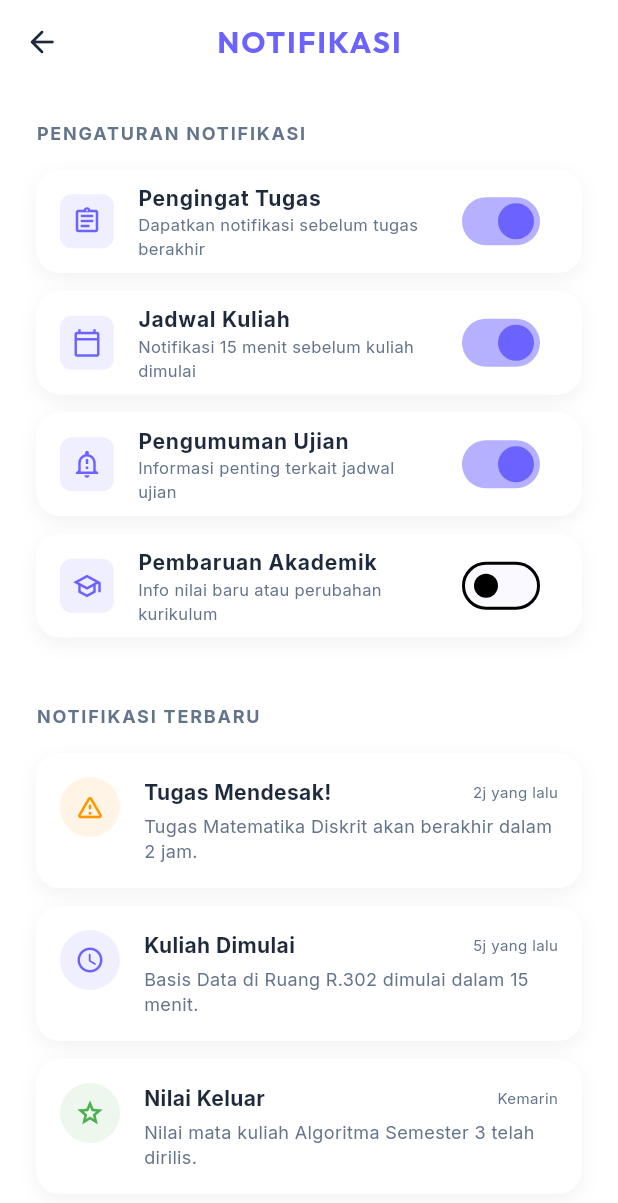
After one commit to mohdikrullah/Studiv, a Flutter app: the NotificationsScreen screen opened directly, on a phone screen of 412 x 824 dp. The commit adds this screen. Shown: the top 1203 px of the screen. Run offline on Flutter 3.47's test engine with Material 3 defaults, Android fonts, the light colour scheme and no system bars; our stand-ins replace dio, google_fonts, hive, hive_flutter, image_picker, shared_preferences; accounts and stored records are empty.

Commit message:
feat: implementasi halaman pengaturan akun (riwayat, notifikasi, privasi, bantuan)

```diff
--- /dev/null
+++ b/lib/screens/profile/notifications_screen.dart
@@ -0,0 +1,196 @@
+import 'package:flutter/material.dart';
+import 'package:google_fonts/google_fonts.dart';
+import '../../theme/app_theme.dart';
+
+class NotificationsScreen extends StatefulWidget {
+  const NotificationsScreen({super.key});
+
+  @override
+  State<NotificationsScreen> createState() => _NotificationsScreenState();
+}
+
+class _NotificationsScreenState extends State<NotificationsScreen> {
+  bool _taskReminder = true;
+  bool _scheduleAlert = true;
+  bool _examNotice = true;
+  bool _academicUpdate = false;
+
+  @override
+  Widget build(BuildContext context) {
+    return Scaffold(
+      backgroundColor: AppTheme.backgroundColor,
+      appBar: AppBar(
+        title: Text(
+          'NOTIFIKASI',
+          style: GoogleFonts.outfit(
+            color: AppTheme.primaryColor,
+            fontWeight: FontWeight.bold,
+            letterSpacing: 1.2,
+          ),
+        ),
+        leading: IconButton(
+          icon: const Icon(Icons.arrow_back_rounded, color: AppTheme.slateDark),
+          onPressed: () => Navigator.pop(context),
+        ),
+      ),
+      body: SingleChildScrollView(
+        padding: const EdgeInsets.all(24),
+        child: Column(
+          crossAxisAlignment: CrossAxisAlignment.start,
+          children: [
+            _buildSectionTitle('Pengaturan Notifikasi'),
+            const SizedBox(height: 16),
+            _buildSwitchTile(
+              'Pengingat Tugas',
+              'Dapatkan notifikasi sebelum tugas berakhir',
+              Icons.assignment_outlined,
+              _taskReminder,
+              (val) => setState(() => _taskReminder = val),
+            ),
+            _buildSwitchTile(
+              'Jadwal Kuliah',
+              'Notifikasi 15 menit sebelum kuliah dimulai',
+              Icons.calendar_today_outlined,
+              _scheduleAlert,
+              (val) => setState(() => _scheduleAlert = val),
+            ),
+            _buildSwitchTile(
+              'Pengumuman Ujian',
+              'Informasi penting terkait jadwal ujian',
+              Icons.notification_important_outlined,
+              _examNotice,
+              (val) => setState(() => _examNotice = val),
+            ),
+            _buildSwitchTile(
+              'Pembaruan Akademik',
+              'Info nilai baru atau perubahan kurikulum',
+              Icons.school_outlined,
+              _academicUpdate,
+              (val) => setState(() => _academicUpdate = val),
+            ),
+
+            const SizedBox(height: 32),
+            _buildSectionTitle('Notifikasi Terbaru'),
+            const SizedBox(height: 16),
+            _buildNotificationItem(
+              'Tugas Mendesak!',
+              'Tugas Matematika Diskrit akan berakhir dalam 2 jam.',
+              '2j yang lalu',
+              Icons.warning_amber_rounded,
+              Colors.orange,
+            ),
+            _buildNotificationItem(
+              'Kuliah Dimulai',
+              'Basis Data di Ruang R.302 dimulai dalam 15 menit.',
+              '5j yang lalu',
+              Icons.access_time_rounded,
+              AppTheme.primaryColor,
+            ),
+            _buildNotificationItem(
+              'Nilai Keluar',
+              'Nilai mata kuliah Algoritma Semester 3 telah dirilis.',
+              'Kemarin',
+              Icons.grade_outlined,
+              Colors.green,
+            ),
+          ],
+        ),
+      ),
+    );
+  }
+
+  Widget _buildSectionTitle(String title) {
+    return Text(
+      title.toUpperCase(),
+      style: GoogleFonts.inter(
+        fontSize: 12,
+        fontWeight: FontWeight.bold,
+        color: AppTheme.slateGray,
+        letterSpacing: 1.2,
+      ),
+    );
+  }
+
+  Widget _buildSwitchTile(String title, String subtitle, IconData icon, bool value, Function(bool) onChanged) {
+    return Container(
+      margin: const EdgeInsets.only(bottom: 12),
+      decoration: BoxDecoration(
+        color: Colors.white,
+        borderRadius: BorderRadius.circular(16),
+        boxShadow: AppTheme.softShadow,
+      ),
+      child: SwitchListTile(
+        value: value,
+        onChanged: onChanged,
+        activeColor: AppTheme.primaryColor,
+        secondary: Container(
+          padding: const EdgeInsets.all(8),
+          decoration: BoxDecoration(
+            color: AppTheme.primaryColor.withOpacity(0.1),
+            borderRadius: BorderRadius.circular(8),
+          ),
+          child: Icon(icon, color: AppTheme.primaryColor, size: 20),
+        ),
+        title: Text(
+          title,
+          style: GoogleFonts.inter(fontWeight: FontWeight.bold, fontSize: 14, color: AppTheme.slateDark),
+        ),
+        subtitle: Text(
+          subtitle,
+          style: GoogleFonts.inter(fontSize: 11, color: AppTheme.slateGray),
+        ),
+      ),
+    );
+  }
+
+  Widget _buildNotificationItem(String title, String desc, String time, IconData icon, Color color) {
+    return Container(
+      margin: const EdgeInsets.only(bottom: 12),
+      padding: const EdgeInsets.all(16),
+      decoration: BoxDecoration(
+        color: Colors.white,
+        borderRadius: BorderRadius.circular(16),
+        boxShadow: AppTheme.softShadow,
+      ),
+      child: Row(
+        crossAxisAlignment: CrossAxisAlignment.start,
+        children: [
+          Container(
+            padding: const EdgeInsets.all(10),
+            decoration: BoxDecoration(
+              color: color.withOpacity(0.1),
+              shape: BoxShape.circle,
+            ),
+            child: Icon(icon, color: color, size: 20),
+          ),
+          const SizedBox(width: 16),
+          Expanded(
+            child: Column(
+              crossAxisAlignment: CrossAxisAlignment.start,
+              children: [
+                Row(
+                  mainAxisAlignment: MainAxisAlignment.spaceBetween,
+                  children: [
+                    Text(
+                      title,
+                      style: GoogleFonts.inter(fontWeight: FontWeight.bold, color: AppTheme.slateDark),
+                    ),
+                    Text(
+                      time,
+                      style: GoogleFonts.inter(fontSize: 10, color: AppTheme.slateGray),
+                    ),
+                  ],
+                ),
+                const SizedBox(height: 4),
+                Text(
+                  desc,
+                  style: GoogleFonts.inter(fontSize: 12, color: AppTheme.slateGray, height: 1.4),
+                ),
+              ],
+            ),
+          ),
+        ],
+      ),
+    );
+  }
+}
```
Also changed, not shown: lib/screens/profile/academic_history_screen.dart (added, +188 -0 lines), lib/screens/profile/help_center_screen.dart (added, +164 -0 lines), lib/screens/profile/privacy_security_screen.dart (added, +126 -0 lines), lib/screens/profile/profile_screen.dart (+35 -6 lines).
